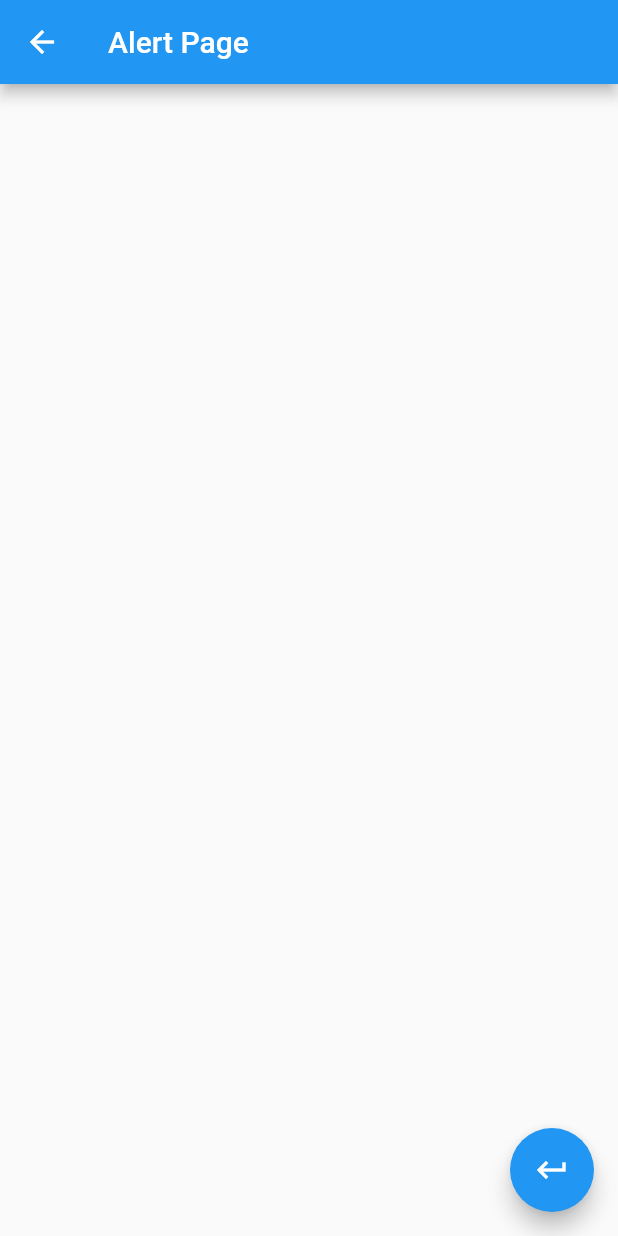
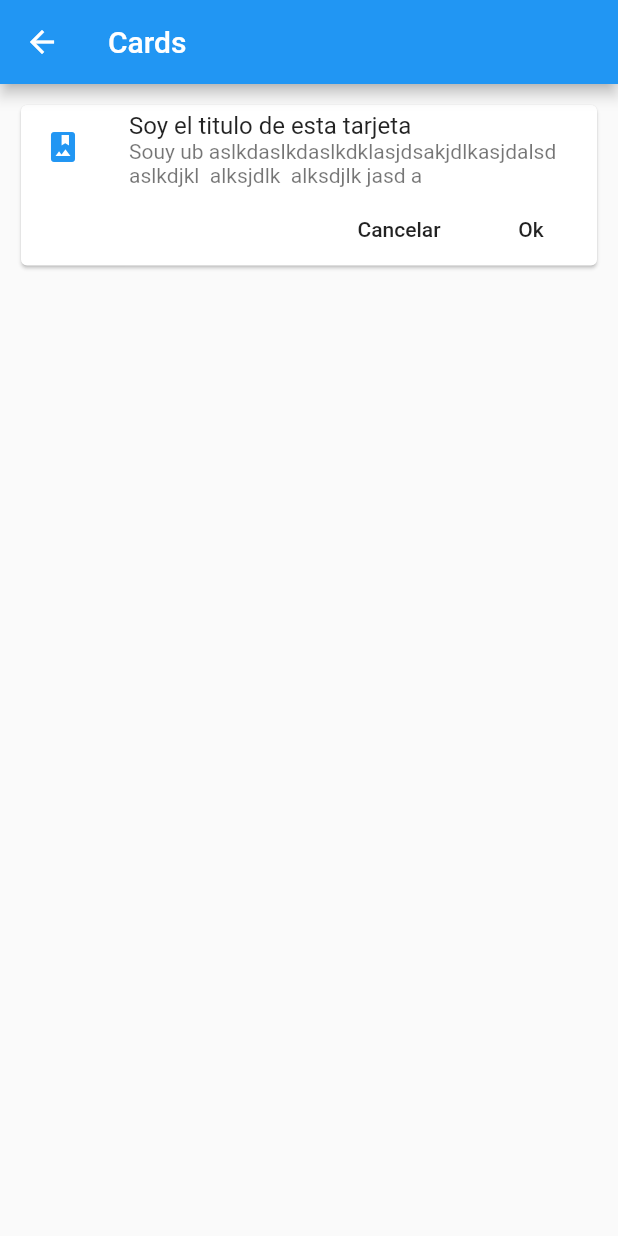
Before and after one commit to andirsun/flutter-components, a Flutter app: the screen it shows after launch, after a tap on "Cards - Tarjetas", on a phone screen of 412 x 824 dp. Run offline on Flutter 3.47's test engine with Material 2 defaults, Android fonts, the phone set to English and light mode, and no system bars.

Commit message:
Cards, first card with cancel and accept button

```diff
--- /dev/null
+++ b/lib/src/pages/card_page.dart
@@ -0,0 +1,46 @@
+import 'package:flutter/material.dart';
+
+class CardPage extends StatelessWidget {
+  @override
+  Widget build(BuildContext context) {
+    return Scaffold(
+      appBar: AppBar(
+        title: Text("Cards"),
+      ),
+      body: ListView(
+        padding: EdgeInsets.all(10.0),
+        children: <Widget>[
+          _cardTipo1()
+        ],
+      ),
+    );
+  }
+
+  Widget _cardTipo1() {
+    return Card(
+      child: Column(
+        children: <Widget>[
+          ListTile(
+            leading: Icon(Icons.photo_album,color: Colors.blue,),
+            title: Text("Soy el titulo de esta tarjeta"),
+            subtitle: Text("Souy ub aslkdaslkdaslkdklasjdsakjdlkasjdalsd  aslkdjkl  alksjdlk  alksdjlk jasd a "),
+          ),
+          Row(
+            mainAxisAlignment: MainAxisAlignment.end,
+            children: <Widget>[
+              FlatButton(
+                child: Text("Cancelar"),
+                onPressed: (){},
+              ),
+              FlatButton(
+                child: Text("Ok"),
+                onPressed: (){},
+              ),
+
+            ],
+          )
+        ],
+      ),
+    );
+  }
+}
--- a/lib/src/routes/routes.dart
+++ b/lib/src/routes/routes.dart
@@ -1,6 +1,6 @@
 import 'package:flutter/material.dart';
 
-
+import 'package:componentes/src/pages/card_page.dart';
 import 'package:componentes/src/pages/alert_page.dart';
 import 'package:componentes/src/pages/avatar_page.dart';
 import 'package:componentes/src/pages/home_page.dart';
@@ -11,5 +11,7 @@ Map<String, WidgetBuilder> getApplicationRoutes(){
         '/':(BuildContext context) =>HomePage(),
         'alert':(BuildContext context) =>AlertPage(),
         'avatar':(BuildContext context) =>AvatarPage(),
+        'card':(BuildContext context) =>CardPage(),
+
   };
 }
```
